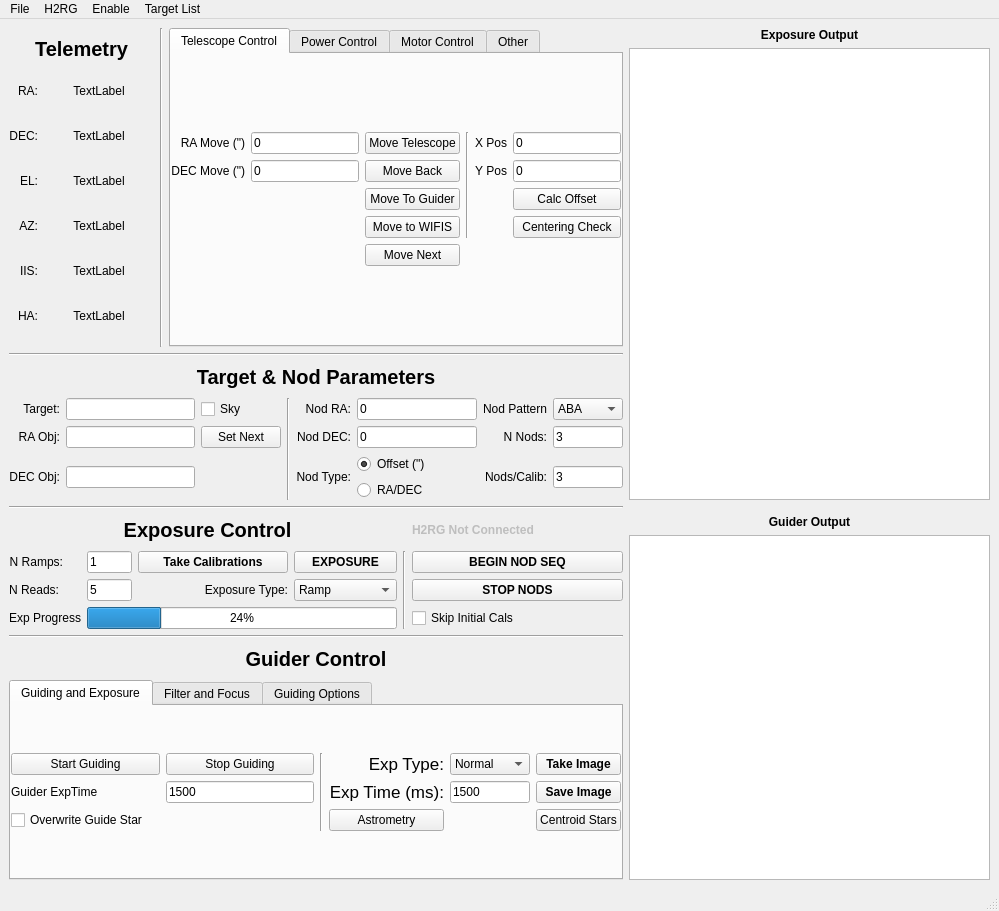
This is WIFIS_NEW.ui in WIFIS-Team/controlcode-new as Qt 5 draws it before an edit. The edited form follows.
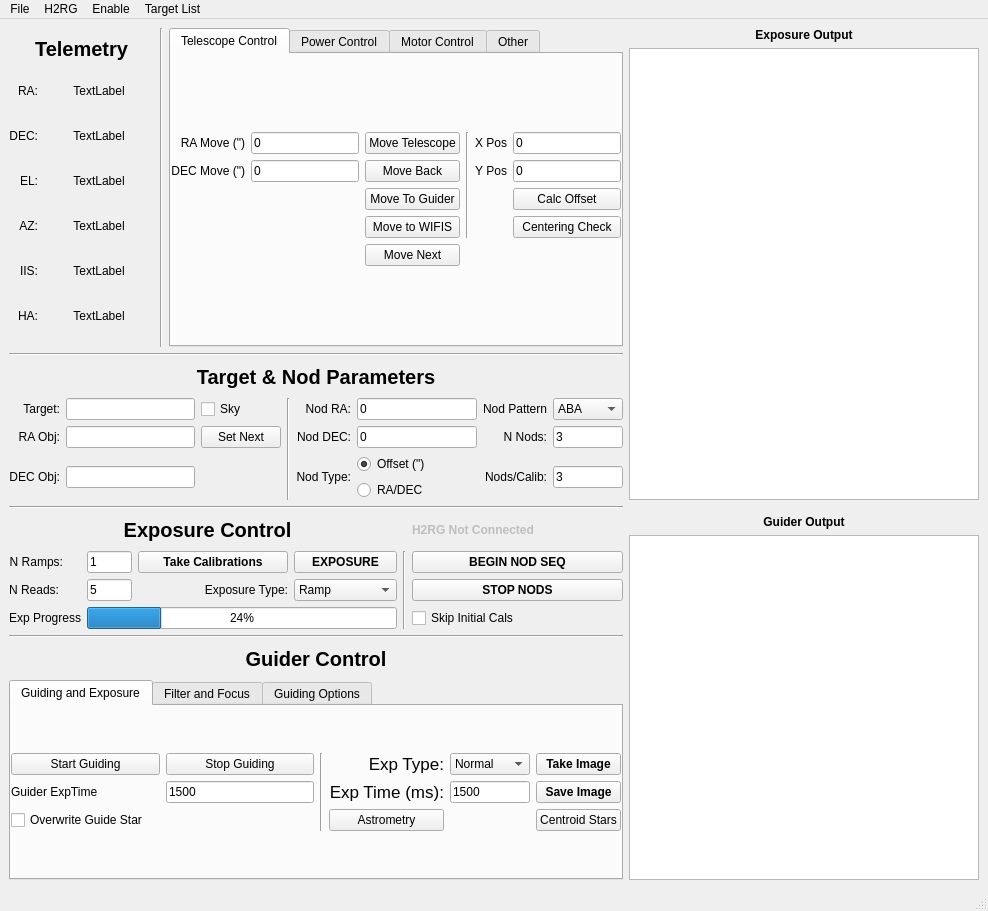
This is the edited form.

Commit message: Updated WIFISUI spacing

The edit to the form file:
```diff
--- a/WIFIS_NEW.ui
+++ b/WIFIS_NEW.ui
@@ -6,7 +6,7 @@
    <rect>
     <x>0</x>
     <y>0</y>
-    <width>999</width>
+    <width>988</width>
     <height>911</height>
    </rect>
   </property>
@@ -3209,7 +3209,7 @@
     <rect>
      <x>0</x>
      <y>0</y>
-     <width>999</width>
+     <width>988</width>
      <height>22</height>
     </rect>
    </property>
```
